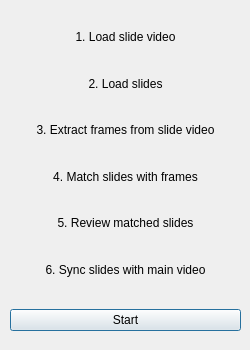
This is ui/main_window.ui in viidea/slidesync as Qt 5 draws it before an edit. The edited form follows.
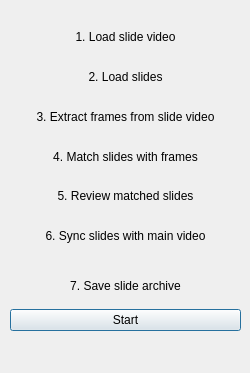
This is the edited form.

Patch:
```diff
--- a/ui/main_window.ui
+++ b/ui/main_window.ui
@@ -7,7 +7,7 @@
     <x>0</x>
     <y>0</y>
     <width>250</width>
-    <height>350</height>
+    <height>373</height>
    </rect>
   </property>
   <property name="windowTitle">
@@ -29,7 +29,7 @@
       <height>361</height>
      </rect>
     </property>
-    <layout class="QVBoxLayout" name="verticalLayout" stretch="0,0,0,0,0,0,0">
+    <layout class="QVBoxLayout" name="verticalLayout" stretch="0,0,0,0,0,0,0,0">
      <property name="leftMargin">
       <number>10</number>
      </property>
@@ -102,6 +102,16 @@
        </property>
       </widget>
      </item>
+     <item>
+      <widget class="QLabel" name="lblSave">
+       <property name="text">
+        <string>7. Save slide archive</string>
+       </property>
+       <property name="alignment">
+        <set>Qt::AlignCenter</set>
+       </property>
+      </widget>
+     </item>
      <item>
       <widget class="QPushButton" name="btnStart">
        <property name="text">
```
